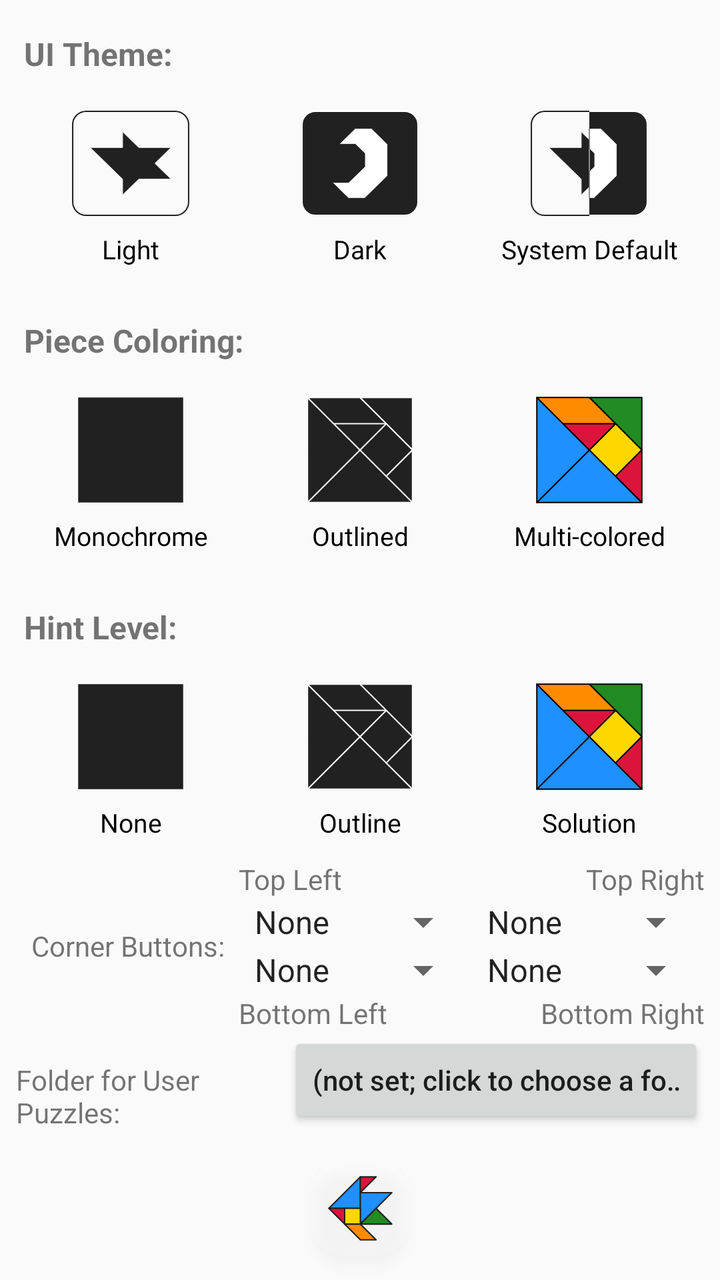
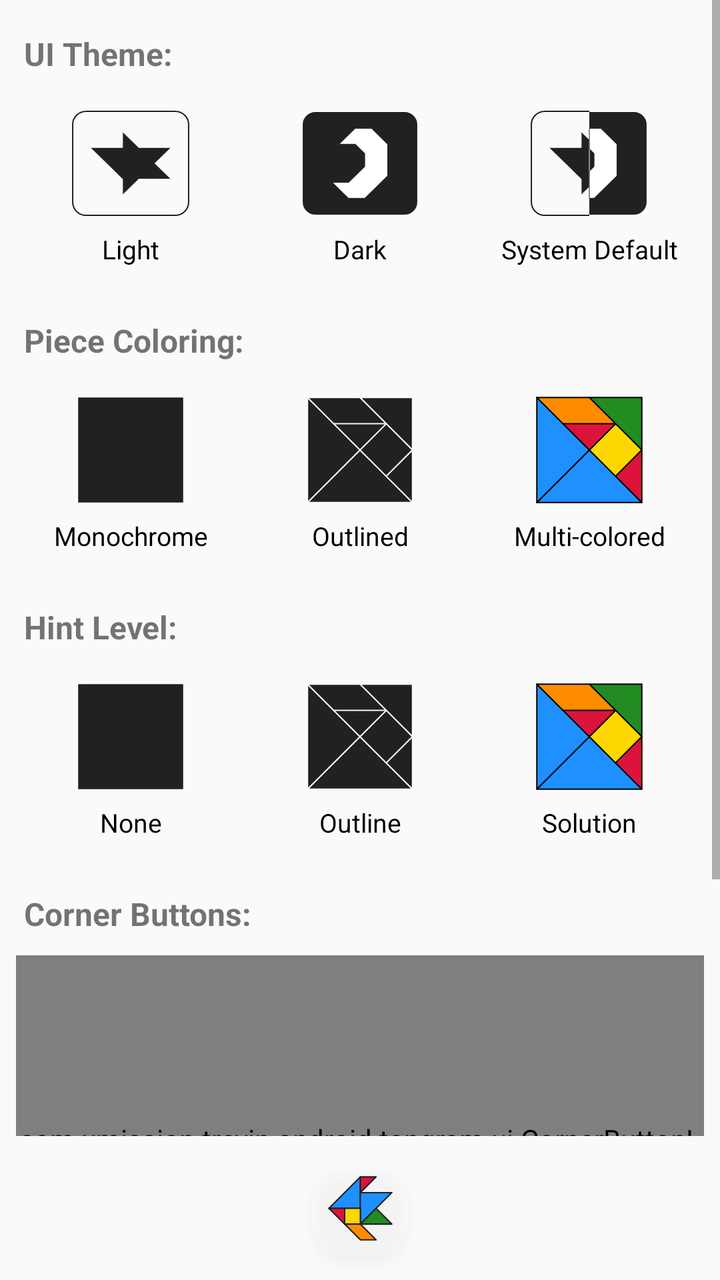

An Android layout rendered at two revisions. The XML below is the earlier revision; the diff shows what the commit changed to produce the second picture.
<!-- AndroidManifest.xml: application theme Theme.Tangram -->
<!-- res/layout/activity_preferences.xml -->
<?xml version="1.0" encoding="utf-8"?>
<LinearLayout xmlns:android="http://schemas.android.com/apk/res/android"
    android:orientation="vertical"
    android:layout_width="match_parent"
    android:layout_height="match_parent">

    <ScrollView
        android:layout_width="match_parent"
        android:layout_height="0dp"
        android:layout_weight="1">

        <LinearLayout
            android:layout_width="match_parent"
            android:layout_height="wrap_content"
            android:orientation="vertical"
            android:paddingStart="8dp"
            android:paddingEnd="8dp">

            
            <TextView
                style="@style/PrefSectionHeader"
                android:text="@string/PrefsTextUITheme" />

            <RadioGroup android:id="@+id/PreferencesRadioGroupUITheme"
                android:layout_width="match_parent"
                android:layout_height="wrap_content"
                android:orientation="horizontal">
                <RadioButton android:id="@+id/PreferencesRadioButtonUILight"
                    style="@style/PrefOptionButton"
                    android:drawableTop="@drawable/ic_star"
                    android:text="@string/PrefsTextThemeLight" />
                <RadioButton android:id="@+id/PreferencesRadioButtonUIDark"
                    style="@style/PrefOptionButton"
                    android:drawableTop="@drawable/ic_moon"
                    android:text="@string/PrefsTextThemeDark" />
                <RadioButton android:id="@+id/PreferencesRadioButtonUIDefault"
                    style="@style/PrefOptionButton"
                    android:drawableTop="@drawable/ic_day_night"
                    android:text="@string/PrefsTextThemeDefault" />
            </RadioGroup>

            
            <TextView
                style="@style/PrefSectionHeader"
                android:text="@string/PrefsTextPieceTheme" />

            <RadioGroup android:id="@+id/PreferencesRadioGroupPieceTheme"
                android:layout_width="match_parent"
                android:layout_height="wrap_content"
                android:orientation="horizontal">
                <RadioButton android:id="@+id/PreferencesRadioButtonPieceThemeSolid"
                    style="@style/PrefOptionButton"
                    android:drawableTop="@drawable/icon_solid"
                    android:text="@string/PrefsTextPieceThemeSolid" />
                <RadioButton android:id="@+id/PreferencesRadioButtonPieceThemeOutline"
                    style="@style/PrefOptionButton"
                    android:drawableTop="@drawable/icon_outlines"
                    android:text="@string/PrefsTextPieceThemeOutline" />
                <RadioButton android:id="@+id/PreferencesRadioButtonPieceThemeMulticolor"
                    style="@style/PrefOptionButton"
                    android:drawableTop="@drawable/pref_ic_multicolor"
                    android:text="@string/PrefsTextPieceThemeMulticolor" />
            </RadioGroup>

            
            <TextView
                style="@style/PrefSectionHeader"
                android:text="@string/PrefsTextHintLevel" />

            <RadioGroup android:id="@+id/PreferencesRadioGroupHintLevel"
                android:layout_width="match_parent"
                android:layout_height="wrap_content"
                android:orientation="horizontal">
                <RadioButton android:id="@+id/PreferencesRadioButtonHintNone"
                    style="@style/PrefOptionButton"
                    android:drawableTop="@drawable/icon_solid"
                    android:text="@string/PrefsTextHintNone" />
                <RadioButton android:id="@+id/PreferencesRadioButtonHintOutline"
                    style="@style/PrefOptionButton"
                    android:drawableTop="@drawable/icon_outlines"
                    android:text="@string/PrefsTextHintOutline" />
                <RadioButton android:id="@+id/PreferencesRadioButtonHintSolve"
                    style="@style/PrefOptionButton"
                    android:drawableTop="@drawable/pref_ic_multicolor"
                    android:text="@string/PrefsTextHintSolve" />
            </RadioGroup>

            
            <LinearLayout
                android:layout_width="match_parent"
                android:layout_height="wrap_content"
                android:orientation="horizontal">
                <TextView
                    android:layout_width="wrap_content"
                    android:layout_height="match_parent"
                    android:gravity="center"
                    android:layout_weight="1"
                    android:text="@string/PrefsTextCornerButtons" />
                <TableLayout
                    android:layout_width="wrap_content"
                    android:layout_height="wrap_content"
                    android:layout_weight="2">
                    <TableRow android:layout_width="wrap_content"
                        android:layout_height="wrap_content">
                        <TextView
                            android:layout_width="wrap_content"
                            android:layout_height="wrap_content"
                            android:layout_weight="1"
                            android:gravity="top|left"
                            android:text="@string/PrefsTextCornerTopLeft"
                            android:textAlignment="gravity" />
                        <TextView
                            android:layout_width="wrap_content"
                            android:layout_height="wrap_content"
                            android:layout_weight="1"
                            android:gravity="top|right"
                            android:text="@string/PrefsTextCornerTopRight"
                            android:textAlignment="gravity" />
                    </TableRow>
                    <TableRow android:layout_width="wrap_content"
                        android:layout_height="wrap_content">
                        <Spinner android:id="@+id/PreferencesSpinnerCornerTopLeft"
                            android:layout_width="wrap_content"
                            android:layout_height="wrap_content"
                            android:layout_weight="1"
                            android:entries="@array/CornerButtonList" />
                        <Spinner android:id="@+id/PreferencesSpinnerCornerTopRight"
                            android:layout_width="wrap_content"
                            android:layout_height="wrap_content"
                            android:layout_weight="1"
                            android:entries="@array/CornerButtonList" />
                    </TableRow>
                    <TableRow android:layout_width="wrap_content"
                        android:layout_height="wrap_content">
                        <Spinner android:id="@+id/PreferencesSpinnerCornerBottomLeft"
                            android:layout_width="wrap_content"
                            android:layout_height="wrap_content"
                            android:layout_weight="1"
                            android:entries="@array/CornerButtonList" />
                        <Spinner android:id="@+id/PreferencesSpinnerCornerBottomRight"
                            android:layout_width="wrap_content"
                            android:layout_height="wrap_content"
                            android:layout_weight="1"
                            android:entries="@array/CornerButtonList" />
                    </TableRow>
                    <TableRow android:layout_width="wrap_content"
                        android:layout_height="wrap_content">
                        <TextView
                            android:layout_width="wrap_content"
                            android:layout_height="wrap_content"
                            android:layout_weight="1"
                            android:gravity="bottom|left"
                            android:text="@string/PrefsTextCornerBottomLeft"
                            android:textAlignment="gravity" />
                        <TextView
                            android:layout_width="wrap_content"
                            android:layout_height="wrap_content"
                            android:layout_weight="1"
                            android:gravity="bottom|right"
                            android:text="@string/PrefsTextCornerBottomRight"
                            android:textAlignment="gravity" />
                    </TableRow>
                </TableLayout>
            </LinearLayout>

            
            <LinearLayout
                android:layout_width="match_parent"
                android:layout_height="wrap_content"
                android:orientation="horizontal">
                <TextView
                    android:layout_width="wrap_content"
                    android:layout_height="wrap_content"
                    android:layout_weight="1"
                    android:text="@string/PrefsTextSaveFolder" />
                <Button android:id="@+id/PreferencesButtonSaveFolder"
                    android:layout_width="wrap_content"
                    android:layout_height="wrap_content"
                    android:layout_weight="2"
                    android:ellipsize="marquee"
                    android:maxLines="1"
                    android:scrollHorizontally="true"
                    android:text="@string/PrefsTextNoUserDir"
                    android:textAllCaps="false" />
            </LinearLayout>

        </LinearLayout>

    </ScrollView>

    <ImageButton android:id="@+id/PreferencesButtonBack"
        android:layout_width="@dimen/hover_control_size"
        android:layout_height="@dimen/hover_control_size"
        android:layout_gravity="center"
        android:layout_margin="@dimen/hover_control_margin"
        android:background="@drawable/hover_button_background"
        android:contentDescription="@string/PlayButtonBackTooltip"
        android:elevation="4dp"
        android:padding="@dimen/hover_control_padding"
        android:scaleType="fitCenter"
        android:src="@drawable/ic_back" />

</LinearLayout>
<!-- resources referenced by this layout -->
<resources>
  <array name="CornerButtonList">
          <item>None</item>
          <item>Exit</item>
          <item>Goal</item>
          <item>Save</item>
      </array>
  <dimen name="hover_control_margin">12dp</dimen>
  <dimen name="hover_control_padding">6dp</dimen>
  <dimen name="hover_control_size">48dp</dimen>
  <!-- drawable hover_button_background (drawable) -->
  <?xml version="1.0" encoding="utf-8"?>
  <shape xmlns:android="http://schemas.android.com/apk/res/android"
      android:shape="rectangle">
      <corners android:radius="@dimen/hover_control_background_radius" />
      <solid android:color="@color/translucent_background" />
  </shape>
  <!-- drawable icon_solid (drawable) -->
  <?xml version="1.0" encoding="utf-8"?>
  <vector xmlns:android="http://schemas.android.com/apk/res/android"
      android:width="56dp"
      android:height="56dp"
      android:viewportWidth="170.6548085423135644"
      android:viewportHeight="170.6548085423135644">
      <path android:fillColor="@color/foreground"
          android:pathData="M 5.3274042711567822,5.3274042711567822 L 165.3274042711567822,5.3274042711567822 L 165.3274042711567822,165.3274042711567822 L 5.3274042711567822,165.3274042711567822 Z"/>
  </vector>
  <!-- drawable pref_ic_multicolor (drawable) -->
  <?xml version="1.0" encoding="utf-8"?>
  <layer-list xmlns:android="http://schemas.android.com/apk/res/android">
      <item android:width="56dp" android:height="56dp" android:drawable="@drawable/icon" />
  </layer-list>
  <string name="PlayButtonBackTooltip">Back to main menu</string>
  <string name="PrefsTextCornerBottomLeft">Bottom Left</string>
  <string name="PrefsTextCornerBottomRight">Bottom Right</string>
  <string name="PrefsTextCornerButtons">Corner Buttons: </string>
  <string name="PrefsTextCornerTopLeft">Top Left</string>
  <string name="PrefsTextCornerTopRight">Top Right</string>
  <string name="PrefsTextHintLevel">Hint Level: </string>
  <string name="PrefsTextHintNone">None</string>
  <string name="PrefsTextHintOutline">Outline</string>
  <string name="PrefsTextHintSolve">Solution</string>
  <string name="PrefsTextNoUserDir">(not set; click to choose a folder)</string>
  <string name="PrefsTextPieceTheme">Piece Coloring: </string>
  <string name="PrefsTextPieceThemeMulticolor">Multi-colored</string>
  <string name="PrefsTextPieceThemeOutline">Outlined</string>
  <string name="PrefsTextPieceThemeSolid">Monochrome</string>
  <string name="PrefsTextSaveFolder">Folder for User Puzzles: </string>
  <string name="PrefsTextThemeDark">Dark</string>
  <string name="PrefsTextThemeDefault">System Default</string>
  <string name="PrefsTextThemeLight">Light</string>
  <string name="PrefsTextUITheme">UI Theme: </string>
  <style name="PrefSectionHeader">
          <item name="android:layout_width">match_parent</item>
          <item name="android:layout_height">wrap_content</item>
          <item name="android:textStyle">bold</item>
          <item name="android:textSize">16sp</item>
          <item name="android:paddingTop">16dp</item>
          <item name="android:paddingBottom">6dp</item>
          <item name="android:paddingStart">4dp</item>
          <item name="android:paddingEnd">4dp</item>
      </style>
  <dimen name="hover_control_background_radius">16dp</dimen>
  <color name="translucent_background">#33FFFFFF</color>
  <color name="gray98">#FFFAFAFA</color>
  <color name="gray13">#FF212121</color>
  <color name="white">#FFFFFFFF</color>
  <color name="foreground">@color/gray13</color>
  <color name="crimson">#FFDC143C</color>
  <color name="gold">#FFFFD700</color>
  <color name="dark_orange">#FFFF8C00</color>
  <color name="forest_green">#FF228B22</color>
  <color name="dodger_blue">#FF1E90FF</color>
  <color name="invisible">#00808080</color>
  <!-- unchanged entries left out for length: 9 -->
</resources>

<!-- the commit's change to res/layout/activity_preferences.xml (unified diff, before → after) -->
@@ -86,82 +86,16 @@
             </RadioGroup>
 
             
-            <LinearLayout
+            <TextView
+                style="@style/PrefSectionHeader"
+                android:text="@string/PrefsTextCornerButtons" />
+
+            <com.xmission.trevin.android.tangram.ui.CornerButtonLayoutView
+                android:id="@+id/PreferencesCornerLayout"
                 android:layout_width="match_parent"
-                android:layout_height="wrap_content"
-                android:orientation="horizontal">
-                <TextView
-                    android:layout_width="wrap_content"
-                    android:layout_height="match_parent"
-                    android:gravity="center"
-                    android:layout_weight="1"
-                    android:text="@string/PrefsTextCornerButtons" />
-                <TableLayout
-                    android:layout_width="wrap_content"
-                    android:layout_height="wrap_content"
-                    android:layout_weight="2">
-                    <TableRow android:layout_width="wrap_content"
-                        android:layout_height="wrap_content">
-                        <TextView
-                            android:layout_width="wrap_content"
-                            android:layout_height="wrap_content"
-                            android:layout_weight="1"
-                            android:gravity="top|left"
-                            android:text="@string/PrefsTextCornerTopLeft"
-                            android:textAlignment="gravity" />
-                        <TextView
-                            android:layout_width="wrap_content"
-                            android:layout_height="wrap_content"
-                            android:layout_weight="1"
-                            android:gravity="top|right"
-                            android:text="@string/PrefsTextCornerTopRight"
-                            android:textAlignment="gravity" />
-                    </TableRow>
-                    <TableRow android:layout_width="wrap_content"
-                        android:layout_height="wrap_content">
-                        <Spinner android:id="@+id/PreferencesSpinnerCornerTopLeft"
-                            android:layout_width="wrap_content"
-                            android:layout_height="wrap_content"
-                            android:layout_weight="1"
-                            android:entries="@array/CornerButtonList" />
-                        <Spinner android:id="@+id/PreferencesSpinnerCornerTopRight"
-                            android:layout_width="wrap_content"
-                            android:layout_height="wrap_content"
-                            android:layout_weight="1"
-                            android:entries="@array/CornerButtonList" />
-                    </TableRow>
-                    <TableRow android:layout_width="wrap_content"
-                        android:layout_height="wrap_content">
-                        <Spinner android:id="@+id/PreferencesSpinnerCornerBottomLeft"
-                            android:layout_width="wrap_content"
-                            android:layout_height="wrap_content"
-                            android:layout_weight="1"
-                            android:entries="@array/CornerButtonList" />
-                        <Spinner android:id="@+id/PreferencesSpinnerCornerBottomRight"
-                            android:layout_width="wrap_content"
-                            android:layout_height="wrap_content"
-                            android:layout_weight="1"
-                            android:entries="@array/CornerButtonList" />
-                    </TableRow>
-                    <TableRow android:layout_width="wrap_content"
-                        android:layout_height="wrap_content">
-                        <TextView
-                            android:layout_width="wrap_content"
-                            android:layout_height="wrap_content"
-                            android:layout_weight="1"
-                            android:gravity="bottom|left"
-                            android:text="@string/PrefsTextCornerBottomLeft"
-                            android:textAlignment="gravity" />
-                        <TextView
-                            android:layout_width="wrap_content"
-                            android:layout_height="wrap_content"
-                            android:layout_weight="1"
-                            android:gravity="bottom|right"
-                            android:text="@string/PrefsTextCornerBottomRight"
-                            android:textAlignment="gravity" />
-                    </TableRow>
-                </TableLayout>
-            </LinearLayout>
+                android:layout_height="@dimen/pref_corner_field_height"
+                android:layout_marginTop="4dp"
+                android:layout_marginBottom="8dp" />
 
             
             <LinearLayout
<!-- resource entries referenced after the edit -->
@@ -1,14 +1,9 @@
 <!-- resources referenced by this layout -->
 <resources>
-  <array name="CornerButtonList">
-          <item>None</item>
-          <item>Exit</item>
-          <item>Goal</item>
-          <item>Save</item>
-      </array>
   <dimen name="hover_control_margin">12dp</dimen>
   <dimen name="hover_control_padding">6dp</dimen>
   <dimen name="hover_control_size">48dp</dimen>
+  <dimen name="pref_corner_field_height">200dp</dimen>
   <!-- drawable hover_button_background (drawable) -->
   <?xml version="1.0" encoding="utf-8"?>
   <shape xmlns:android="http://schemas.android.com/apk/res/android"
@@ -32,11 +27,7 @@
       <item android:width="56dp" android:height="56dp" android:drawable="@drawable/icon" />
   </layer-list>
   <string name="PlayButtonBackTooltip">Back to main menu</string>
-  <string name="PrefsTextCornerBottomLeft">Bottom Left</string>
-  <string name="PrefsTextCornerBottomRight">Bottom Right</string>
   <string name="PrefsTextCornerButtons">Corner Buttons: </string>
-  <string name="PrefsTextCornerTopLeft">Top Left</string>
-  <string name="PrefsTextCornerTopRight">Top Right</string>
   <string name="PrefsTextHintLevel">Hint Level: </string>
   <string name="PrefsTextHintNone">None</string>
   <string name="PrefsTextHintOutline">Outline</string>
